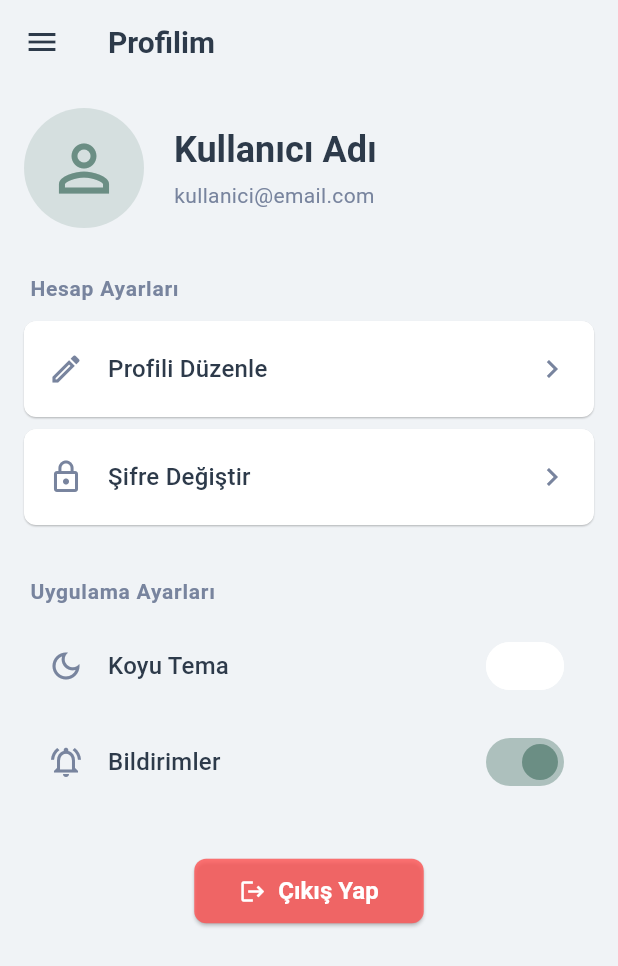
After one commit to ozlem-dilek/planote, a Flutter app: the ProfilEkrani screen opened directly, on a phone screen of 412 x 824 dp. The commit adds this screen. Shown: the top 966 px of the screen. Run offline on Flutter 3.47's test engine with Material 3 defaults, Android fonts, the phone set to English and light mode, and no system bars; our stand-ins replace fl_chart; Roboto replaces fonts that are missing (Poppins).

Commit message:
created profile screen draft

```diff
--- a/lib/views/screens/app_shell.dart
+++ b/lib/views/screens/app_shell.dart
@@ -4,6 +4,7 @@ import '../common_widgets/my_custom_bottom_bar.dart';
 import 'calendar_screen.dart';
 import 'to_do_list_screen.dart';
 import 'stat_screen.dart';
+import 'profile_screen.dart';
 
 class AppShell extends StatefulWidget {
   const AppShell({super.key});
@@ -20,7 +21,7 @@ class _AppShellState extends State<AppShell> {
     const TodoListScreen(),
     const CalendarScreen(),
     const IstatistiklerEkrani(),
-    const Placeholder()
+    const ProfilEkrani()
   ];
 
   final List<CustomBottomBarItemData> _barItems = [
--- /dev/null
+++ b/lib/views/screens/profile_screen.dart
@@ -0,0 +1,205 @@
+import 'package:flutter/material.dart';
+import '../../core/constants/app_colors.dart';
+
+class ProfilEkrani extends StatefulWidget {
+  const ProfilEkrani({super.key});
+
+  @override
+  State<ProfilEkrani> createState() => _ProfilEkraniState();
+}
+
+class _ProfilEkraniState extends State<ProfilEkrani> {
+  // TODO: Bu değerler Provider ile yönetilecek
+  bool _isDarkTheme = false;
+  bool _notificationsEnabled = true;
+  String _userName = "Kullanıcı Adı"; // Placeholder
+  String _userEmail = "kullanici@email.com"; // Placeholder
+
+  @override
+  Widget build(BuildContext context) {
+    // TODO: Kullanıcı bilgilerini ve ayarları Provider'dan al
+    // final authProvider = Provider.of<AuthProvider>(context);
+    // final settingsProvider = Provider.of<SettingsProvider>(context);
+    // _userName = authProvider.userName ?? "Kullanıcı Adı";
+    // _userEmail = authProvider.userEmail ?? "kullanici@email.com";
+    // _isDarkTheme = settingsProvider.isDarkMode;
+    // _notificationsEnabled = settingsProvider.notificationsEnabled;
+
+    return Scaffold(
+      backgroundColor: AppColors.screenBackground,
+      appBar: AppBar(
+        backgroundColor: AppColors.screenBackground,
+        elevation: 0,
+        title: const Text(
+          'Profilim',
+          style: TextStyle(color: AppColors.primaryText, fontWeight: FontWeight.bold),
+        ),
+        leading: Builder(
+          builder: (BuildContext context) {
+            return IconButton(
+              icon: const Icon(Icons.menu, color: AppColors.primaryText),
+              onPressed: () {
+                Scaffold.of(context).openDrawer(); // AppShell'in Drawer'ını açar
+              },
+              tooltip: 'Menüyü Aç',
+            );
+          },
+        ),
+        // actions: [
+        //   IconButton(
+        //     icon: Icon(Icons.edit_outlined, color: AppColors.primaryText),
+        //     onPressed: () {
+        //       // TODO: Profili düzenleme sayfasına git
+        //       print("Profili Düzenle tıklandı");
+        //     },
+        //   )
+        // ],
+      ),
+      body: SingleChildScrollView(
+        padding: const EdgeInsets.all(16.0),
+        child: Column(
+          crossAxisAlignment: CrossAxisAlignment.start,
+          children: <Widget>[
+            _buildProfileHeader(context, _userName, _userEmail),
+            const SizedBox(height: 30),
+            _buildSectionTitle(context, "Hesap Ayarları"),
+            _buildProfileOptionTile(
+              context: context,
+              icon: Icons.edit_outlined,
+              title: "Profili Düzenle",
+              onTap: () {
+                // TODO: Profili düzenleme sayfasına git
+                print("Profili Düzenle tıklandı");
+                ScaffoldMessenger.of(context).showSnackBar(
+                    const SnackBar(content: Text("Profili düzenleme özelliği yakında!"))
+                );
+              },
+            ),
+            _buildProfileOptionTile(
+              context: context,
+              icon: Icons.lock_outline,
+              title: "Şifre Değiştir",
+              onTap: () {
+                // TODO: Şifre değiştirme sayfasına/dialoguna git
+                print("Şifre Değiştir tıklandı");
+                ScaffoldMessenger.of(context).showSnackBar(
+                    const SnackBar(content: Text("Şifre değiştirme özelliği yakında!"))
+                );
+              },
+            ),
+            const SizedBox(height: 30),
+            _buildSectionTitle(context, "Uygulama Ayarları"),
+            SwitchListTile(
+              title: Text("Koyu Tema", style: Theme.of(context).textTheme.titleMedium?.copyWith(color: AppColors.primaryText)),
+              value: _isDarkTheme,
+              onChanged: (bool value) {
+                setState(() {
+                  _isDarkTheme = value;
+                });
+                // TODO: settingsProvider.toggleTheme(value);
+                print("Koyu Tema: $_isDarkTheme");
+              },
+              secondary: Icon(Icons.dark_mode_outlined, color: AppColors.secondaryText),
+              activeColor: AppColors.primary,
+              contentPadding: const EdgeInsets.symmetric(horizontal: 16, vertical: 4),
+            ),
+            SwitchListTile(
+              title: Text("Bildirimler", style: Theme.of(context).textTheme.titleMedium?.copyWith(color: AppColors.primaryText)),
+              value: _notificationsEnabled,
+              onChanged: (bool value) {
+                setState(() {
+                  _notificationsEnabled = value;
+                });
+                // TODO: settingsProvider.toggleNotifications(value);
+                print("Bildirimler: $_notificationsEnabled");
+              },
+              secondary: Icon(Icons.notifications_active_outlined, color: AppColors.secondaryText),
+              activeColor: AppColors.primary,
+              contentPadding: const EdgeInsets.symmetric(horizontal: 16, vertical: 4),
+            ),
+            const SizedBox(height: 30),
+            Center(
+              child: ElevatedButton.icon(
+                icon: const Icon(Icons.logout),
+                label: const Text("Çıkış Yap"),
+                style: ElevatedButton.styleFrom(
+                  backgroundColor: AppColors.error.withOpacity(0.8),
+                  foregroundColor: AppColors.whiteText,
+                  padding: const EdgeInsets.symmetric(horizontal: 30, vertical: 12),
+                ),
+                onPressed: () {
+                  // TODO: Drawer'daki ile aynı logout fonksiyonunu çağır
+                  // context.read<AuthProvider>().logout();
+                  // Veya AppShell'e bir logout metodu ekleyip onu çağırabilirsiniz.
+                  print("Profil sayfasından Çıkış Yap tıklandı");
+                  ScaffoldMessenger.of(context).showSnackBar(
+                      const SnackBar(content: Text("Çıkış yapma özelliği Drawer'da mevcut."))
+                  );
+                },
+              ),
+            ),
+          ],
+        ),
+      ),
+    );
+  }
+
+  Widget _buildProfileHeader(BuildContext context, String name, String email) {
+    return Row(
+      children: [
+        CircleAvatar(
+          radius: 40,
+          backgroundColor: AppColors.primary.withOpacity(0.2),
+          child: Icon(Icons.person_outline, size: 50, color: AppColors.primary),
+          // TODO: Gerçek profil resmi için backgroundImage: NetworkImage(...) veya AssetImage(...)
+        ),
+        const SizedBox(width: 20),
+        Column(
+          crossAxisAlignment: CrossAxisAlignment.start,
+          children: [
+            Text(
+              name,
+              style: Theme.of(context).textTheme.headlineSmall?.copyWith(color: AppColors.primaryText, fontWeight: FontWeight.bold),
+            ),
+            const SizedBox(height: 4),
+            Text(
+              email,
+              style: Theme.of(context).textTheme.bodyMedium?.copyWith(color: AppColors.secondaryText),
+            ),
+          ],
+        )
+      ],
+    );
+  }
+
+  Widget _buildSectionTitle(BuildContext context, String title) {
+    return Padding(
+      padding: const EdgeInsets.only(left: 4.0, bottom: 8.0), // ListTile'lar ile hizalamak için hafif sol padding
+      child: Text(
+        title,
+        style: Theme.of(context).textTheme.titleSmall?.copyWith(color: AppColors.secondaryText, fontWeight: FontWeight.bold, letterSpacing: 0.5),
+      ),
+    );
+  }
+
+  Widget _buildProfileOptionTile({
+    required BuildContext context,
+    required IconData icon,
+    required String title,
+    VoidCallback? onTap,
+    Widget? trailing,
+  }) {
+    return Card( // Daha belirgin olması için Card içine alabiliriz
+      margin: const EdgeInsets.symmetric(vertical: 4.0),
+      elevation: 0.5,
+      shape: RoundedRectangleBorder(borderRadius: BorderRadius.circular(8)),
+      child: ListTile(
+        leading: Icon(icon, color: AppColors.secondaryText),
+        title: Text(title, style: Theme.of(context).textTheme.titleMedium?.copyWith(color: AppColors.primaryText)),
+        trailing: trailing ?? (onTap != null ? const Icon(Icons.chevron_right, color: AppColors.secondaryText) : null),
+        onTap: onTap,
+        contentPadding: const EdgeInsets.symmetric(horizontal: 16, vertical: 4),
+      ),
+    );
+  }
+}
```
